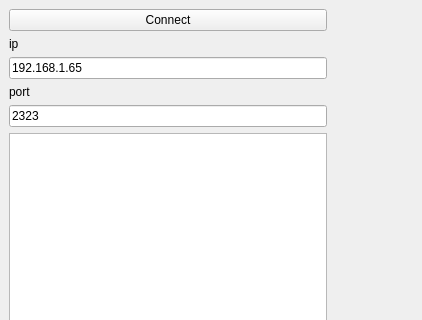
Before: the Qt Designer form client/client_0.0.1/untitled1/mainwindow.ui in den-Master-2040/project_new_network, drawn with Qt 5; both pictures show x 0 to 422 and y 0 to 320 of the 422 by 507 pixel window.
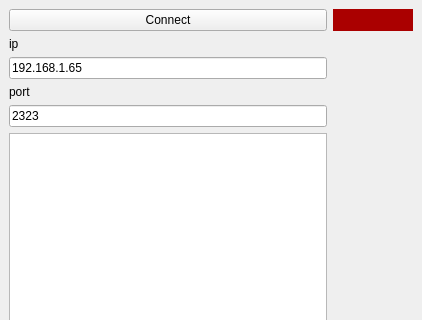
After: the same form once the commit is applied.

```diff
--- a/client/client_0.0.1/untitled1/mainwindow.ui
+++ b/client/client_0.0.1/untitled1/mainwindow.ui
@@ -63,6 +63,19 @@
       </property>
      </widget>
     </item>
+    <item row="0" column="1">
+     <widget class="QLabel" name="label_3">
+      <property name="styleSheet">
+       <string notr="true">QLabel{
+	background-color: rgb(170, 0, 0);
+
+}</string>
+      </property>
+      <property name="text">
+       <string/>
+      </property>
+     </widget>
+    </item>
    </layout>
   </widget>
   <widget class="QMenuBar" name="menubar">
```
